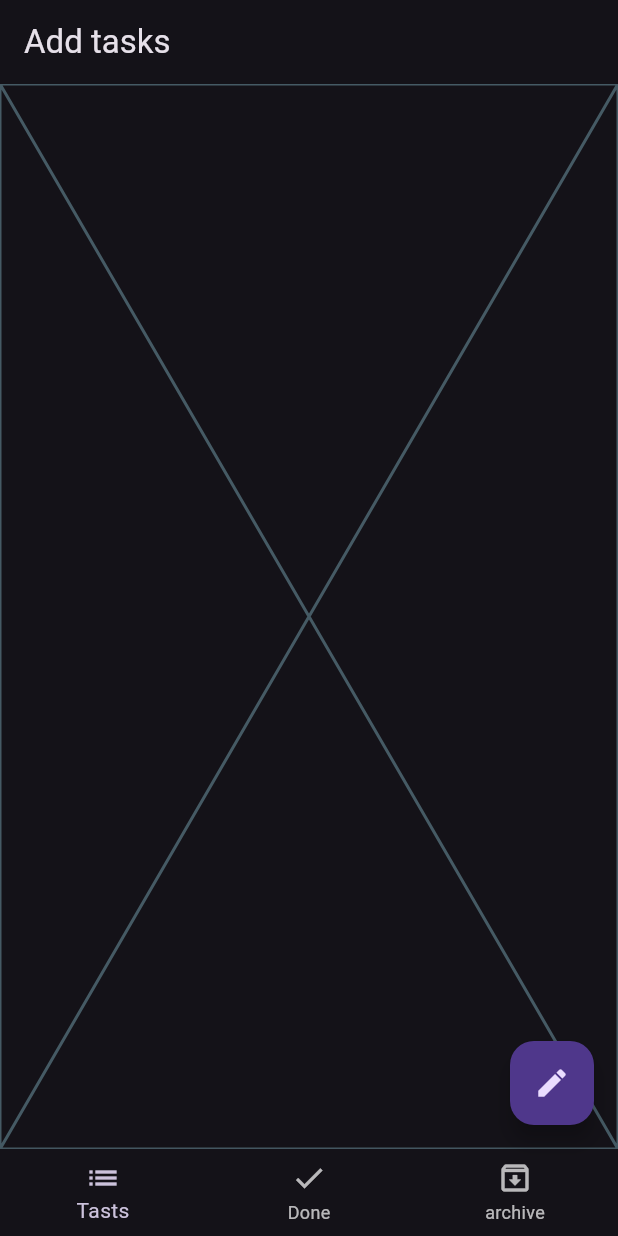
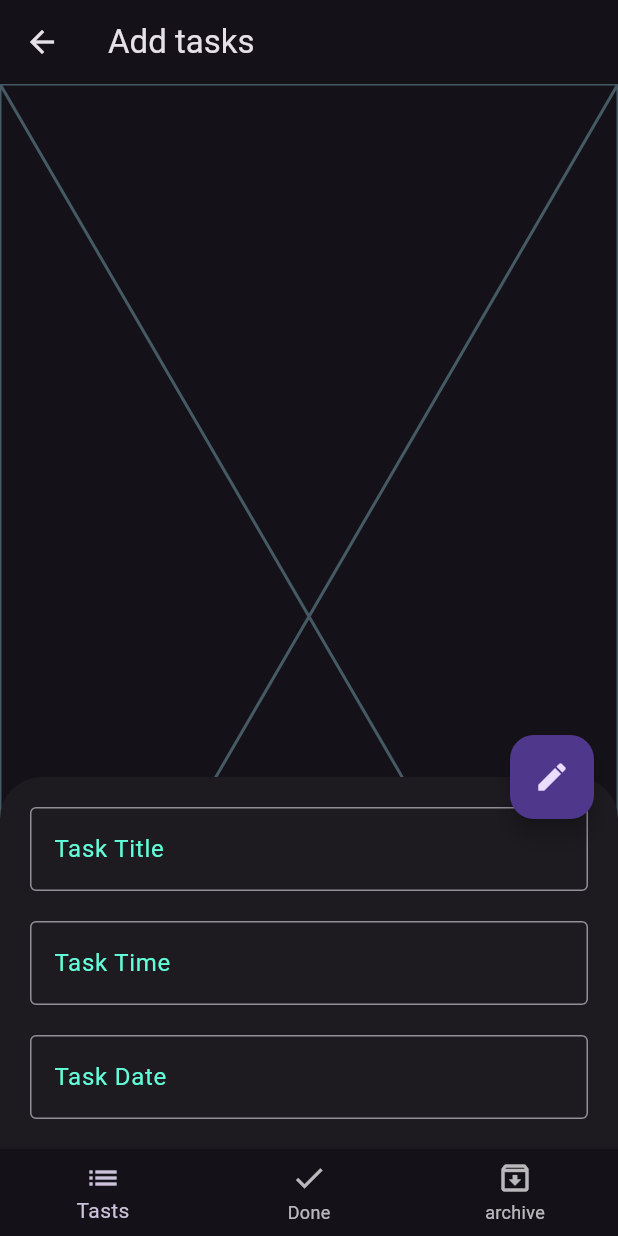
Before and after one commit to amgadelmarghny/todo_app, a Flutter app: the screen it shows after launch, after a tap on the "edit" icon, on a phone screen of 412 x 824 dp. Run offline on Flutter 3.47's test engine with Material 3 defaults, Android fonts, the phone set to English and light mode, and no system bars; our stand-ins replace bloc, flutter_bloc, sqflite; accounts and stored records are empty.

Commit message:
creat task model and finsh adding logic to cupit

```diff
--- a/lib/cubit/app_cubit.dart
+++ b/lib/cubit/app_cubit.dart
@@ -1,6 +1,7 @@
 import 'package:bloc/bloc.dart';
 import 'package:flutter/material.dart';
 import 'package:sqflite/sqflite.dart';
+import 'package:todo_app/model/tast_model.dart';
 import 'package:todo_app/views/widget_componants/archive_body.dart';
 import 'package:todo_app/views/widget_componants/done_body.dart';
 import 'package:todo_app/views/widget_componants/tasks_body.dart';
@@ -26,8 +27,13 @@ class AppCubit extends Cubit<AppState> {
     curruntIndex = index;
     emit(ChangeNavBarState());
   }
+
   ///////////////////
   Database? database;
+  String? title, time, date;
+  List<TaskModel> addTaskModelList = [];
+  List<TaskModel> doneTaskModelList = [];
+  List<TaskModel> archiveTaskModelList = [];
 
   void creatDatabase() async {
     // open the database
@@ -46,6 +52,7 @@ class AppCubit extends Cubit<AppState> {
     ).then((value) {
       emit(CreatDatabaseState());
     }).catchError((err) {
+      emit(FailurState('Failed to insert into Database : $err'));
       debugPrint('Failed to insert into Database : $err');
     });
   }
@@ -60,6 +67,7 @@ class AppCubit extends Cubit<AppState> {
       debugPrint('Database inserted successfully : $value');
       emit(InsertIntoDatabaseState());
     }).catchError((err) {
+      emit(FailurState('Failed to insert into Database : $err'));
       debugPrint('Failed to insert into Database : $err');
     });
   }
@@ -67,9 +75,21 @@ class AppCubit extends Cubit<AppState> {
   //Get the tasks
   void getFromDatabase() {
     database!.rawQuery('SELECT * FROM tasks').then((value) {
-      for (var list in value) {}
+      addTaskModelList.clear();
+      doneTaskModelList.clear();
+      archiveTaskModelList.clear();
+      for (var list in value) {
+        if (list['status'] == ['new']) {
+          addTaskModelList.add(TaskModel.fromSQflite(list));
+        } else if (list['status'] == ['done']) {
+          doneTaskModelList.add(TaskModel.fromSQflite(list));
+        } else {
+          archiveTaskModelList.add(TaskModel.fromSQflite(list));
+        }
+      }
       emit(GetFromDatabaseState());
     }).catchError((err) {
+      emit(FailurState('Failed to fetch data from Database : $err'));
       debugPrint('Failed to fetch data from Database : $err');
     });
   }
@@ -81,12 +101,16 @@ class AppCubit extends Cubit<AppState> {
       [status, id],
     ).then((value) {
       emit(UpdateDatabaseState());
+    }).catchError((err) {
+      emit(FailurState('Error when update task : $err'));
     });
   }
 
   void deleteFromDatabase({required int id}) {
     database!.rawDelete('DELETE FROM tasks WHERE id = ?', [id]).then((value) {
       emit(DeletFromDatabaseState());
+    }).catchError((err) {
+      emit(FailurState('Error when delet task : $err'));
     });
   }
 }
--- a/lib/cubit/app_state.dart
+++ b/lib/cubit/app_state.dart
@@ -14,4 +14,9 @@ final class GetFromDatabaseState extends AppState {}
 
 final class UpdateDatabaseState extends AppState {}
 
+final class FailurState extends AppState {
+  final String err;
+   FailurState(this.err);
+}
+
 final class DeletFromDatabaseState extends AppState {}
--- /dev/null
+++ b/lib/model/tast_model.dart
@@ -0,0 +1,23 @@
+class TaskModel {
+  final String title;
+  final String time;
+  final String date;
+  String? status;
+  int? id;
+
+  TaskModel(
+      {required this.title,
+      required this.time,
+      required this.date,
+      this.status,
+      this.id});
+
+  factory TaskModel.fromSQflite(dynamic data) {
+    return TaskModel(
+        title: data['title'],
+        time: data['time'],
+        date: data['date'],
+        status: data['status'],
+        id: data['id,']);
+  }
+}
--- a/lib/views/home_view.dart
+++ b/lib/views/home_view.dart
@@ -26,6 +26,7 @@ class _HomeViewState extends State<HomeView> {
       },
       builder: (context, state) {
         return Scaffold(
+          key: scaffoldKey,
           appBar: AppBar(
             title: Text(appCubit.titleSceen[appCubit.curruntIndex]),
           ),
--- a/lib/views/widget_componants/task_sheet.dart
+++ b/lib/views/widget_componants/task_sheet.dart
@@ -1,4 +1,5 @@
 import 'package:flutter/material.dart';
+import 'package:todo_app/views/widget_componants/custom_text_field.dart';
 
 class TaskSheet extends StatelessWidget {
   const TaskSheet({
@@ -7,9 +8,19 @@ class TaskSheet extends StatelessWidget {
 
   @override
   Widget build(BuildContext context) {
-    return const SingleChildScrollView(
+    return const Padding(
+      padding: EdgeInsets.all(20),
+      child: SingleChildScrollView(
         child: Column(
-      children: [],
-    ));
+          children: [
+            CustomTextField(hintText: 'Task Title'),
+            SizedBox(height: 20),
+            CustomTextField(hintText: 'Task Time'),
+            SizedBox(height: 20),
+            CustomTextField(hintText: 'Task Date'),
+          ],
+        ),
+      ),
+    );
   }
 }
```
Also changed, not shown: lib/componants/snack_bar.dart (added, +9 -0 lines).
